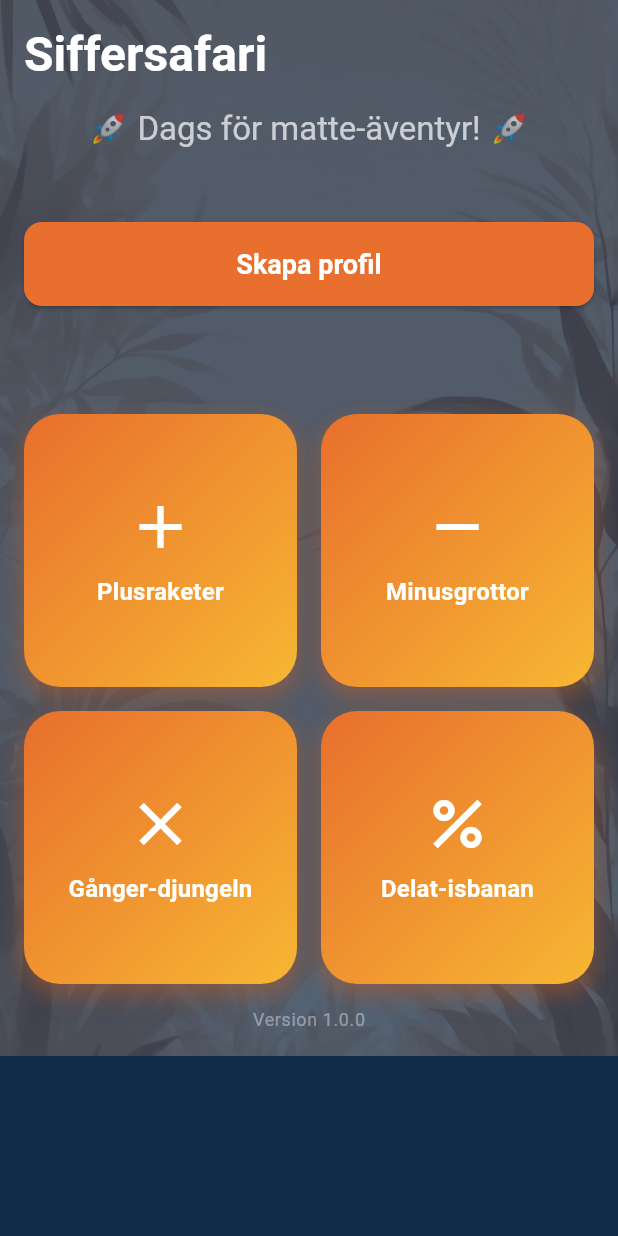
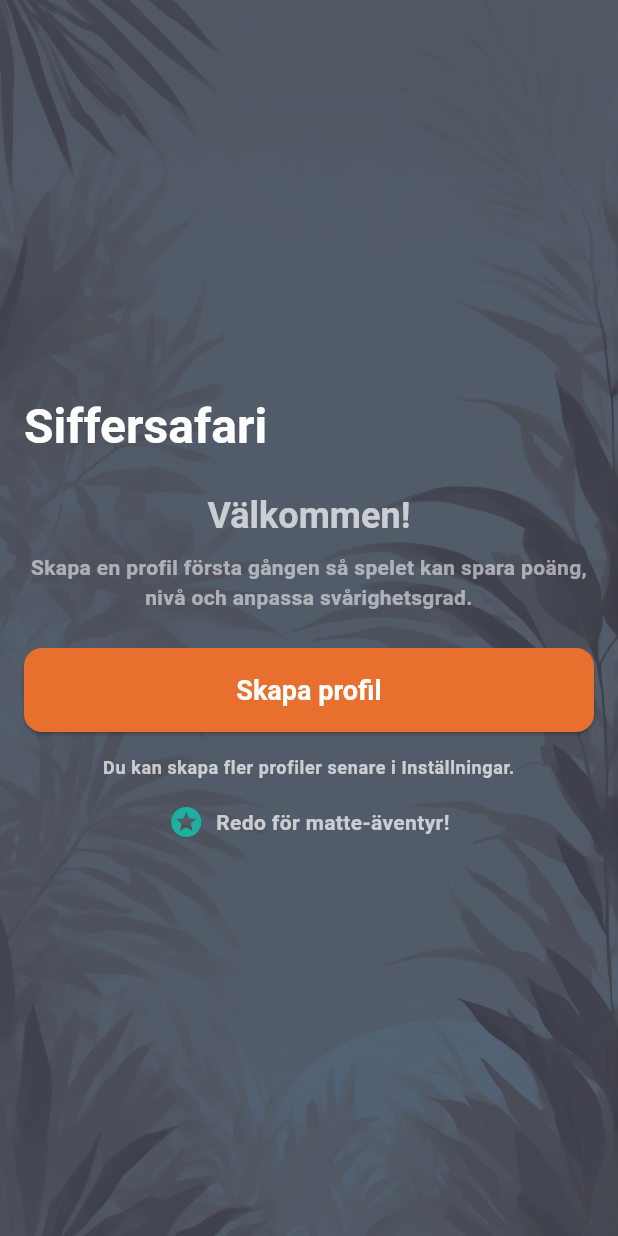
Before and after one commit to Mahinika/Siffersafari, a Flutter app: the screen it shows after launch, on a phone screen of 412 x 824 dp. Run offline on Flutter 3.47's test engine with Material 3 defaults, Android fonts, the light colour scheme and no system bars; our stand-ins replace audioplayers, equatable, flutter_riverpod, flutter_screenutil, get_it, hive and 2 more; accounts and stored records are empty; generated files the repository leaves out were written again.

Commit message:
fix: first-run setup + prevent onboarding loop

```diff
--- a/lib/presentation/screens/app_entry_screen.dart
+++ b/lib/presentation/screens/app_entry_screen.dart
@@ -5,6 +5,7 @@ import '../../core/constants/app_constants.dart';
 import '../../core/providers/app_theme_provider.dart';
 import '../../core/providers/user_provider.dart';
 import '../widgets/themed_background_scaffold.dart';
+import 'first_run_setup_screen.dart';
 import 'home_screen.dart';
 import 'profile_picker_screen.dart';
 
@@ -84,6 +85,11 @@ class _AppEntryScreenState extends ConsumerState<AppEntryScreen> {
       );
     }
 
+    // First run: if there are no profiles, guide the user through setup.
+    if (allUsers.isEmpty) {
+      return const FirstRunSetupScreen();
+    }
+
     // Child-first flow: when multiple profiles exist, always let the child pick.
     if (allUsers.length > 1) {
       return const ProfilePickerScreen();
--- /dev/null
+++ b/lib/presentation/screens/first_run_setup_screen.dart
@@ -0,0 +1,106 @@
+import 'package:flutter/material.dart';
+import 'package:flutter_riverpod/flutter_riverpod.dart';
+
+import '../../core/constants/app_constants.dart';
+import '../../core/providers/app_theme_provider.dart';
+import '../../core/providers/user_provider.dart';
+import '../dialogs/create_user_dialog.dart';
+import '../widgets/themed_background_scaffold.dart';
+
+class FirstRunSetupScreen extends ConsumerWidget {
+  const FirstRunSetupScreen({super.key});
+
+  @override
+  Widget build(BuildContext context, WidgetRef ref) {
+    final scheme = Theme.of(context).colorScheme;
+    final onPrimary = scheme.onPrimary;
+    final mutedOnPrimary = onPrimary.withValues(alpha: 0.70);
+    final subtleOnPrimary = onPrimary.withValues(alpha: 0.54);
+
+    final themeCfg = ref.watch(appThemeConfigProvider);
+
+    return ThemedBackgroundScaffold(
+      padding: const EdgeInsets.all(AppConstants.defaultPadding),
+      body: Center(
+        child: ConstrainedBox(
+          constraints: const BoxConstraints(maxWidth: 520),
+          child: Column(
+            mainAxisSize: MainAxisSize.min,
+            crossAxisAlignment: CrossAxisAlignment.stretch,
+            children: [
+              Row(
+                children: [
+                  Expanded(
+                    child: Text(
+                      AppConstants.appName,
+                      style: Theme.of(context).textTheme.headlineLarge?.copyWith(
+                            color: onPrimary,
+                            fontWeight: FontWeight.bold,
+                          ),
+                    ),
+                  ),
+                ],
+              ),
+              const SizedBox(height: AppConstants.largePadding),
+              Text(
+                'Välkommen!',
+                style: Theme.of(context).textTheme.headlineSmall?.copyWith(
+                      color: mutedOnPrimary,
+                      fontWeight: FontWeight.bold,
+                    ),
+                textAlign: TextAlign.center,
+              ),
+              const SizedBox(height: AppConstants.smallPadding),
+              Text(
+                'Skapa en profil första gången så spelet kan spara poäng, nivå och anpassa svårighetsgrad.',
+                style: Theme.of(context).textTheme.bodyMedium?.copyWith(
+                      color: subtleOnPrimary,
+                      fontWeight: FontWeight.w600,
+                    ),
+                textAlign: TextAlign.center,
+              ),
+              const SizedBox(height: AppConstants.largePadding),
+              ElevatedButton(
+                onPressed: () async {
+                  await showCreateUserDialog(context: context, ref: ref);
+                  if (!context.mounted) return;
+
+                  // Stay on the AppEntryScreen route and let it rebuild into
+                  // Home/ProfilePicker once a user exists.
+                  await ref.read(userProvider.notifier).loadUsers();
+                },
+                child: const Text('Skapa profil'),
+              ),
+              const SizedBox(height: AppConstants.defaultPadding),
+              Text(
+                'Du kan skapa fler profiler senare i Inställningar.',
+                style: Theme.of(context).textTheme.bodySmall?.copyWith(
+                      color: mutedOnPrimary,
+                      fontWeight: FontWeight.w600,
+                    ),
+                textAlign: TextAlign.center,
+              ),
+              const SizedBox(height: AppConstants.defaultPadding),
+              Wrap(
+                alignment: WrapAlignment.center,
+                crossAxisAlignment: WrapCrossAlignment.center,
+                spacing: AppConstants.smallPadding,
+                children: [
+                  Icon(Icons.stars, color: themeCfg.accentColor),
+                  Text(
+                    'Redo för matte-äventyr!',
+                    style: Theme.of(context).textTheme.bodyMedium?.copyWith(
+                          color: mutedOnPrimary,
+                          fontWeight: FontWeight.bold,
+                        ),
+                    textAlign: TextAlign.center,
+                  ),
+                ],
+              ),
+            ],
+          ),
+        ),
+      ),
+    );
+  }
+}
--- a/lib/presentation/screens/home_screen.dart
+++ b/lib/presentation/screens/home_screen.dart
@@ -33,6 +33,7 @@ class HomeScreen extends ConsumerStatefulWidget {
 class _HomeScreenState extends ConsumerState<HomeScreen> {
   String? _loadedAllowedOpsForUserId;
   String? _checkedOnboardingForUserId;
+  bool _onboardingPushInFlight = false;
 
   static String _onboardingDoneKey(String userId) => 'onboarding_done_$userId';
 
@@ -148,36 +149,44 @@ class _HomeScreenState extends ConsumerState<HomeScreen> {
     final faintOnPrimary = onPrimary.withValues(alpha: 0.38);
 
     if (user != null && _loadedAllowedOpsForUserId != user.userId) {
+      // Mark as scheduled immediately to avoid multiple callbacks being queued
+      // during rapid rebuilds.
+      _loadedAllowedOpsForUserId = user.userId;
       WidgetsBinding.instance.addPostFrameCallback((_) {
         if (!mounted) return;
         ref
             .read(parentSettingsProvider.notifier)
             .loadAllowedOperations(user.userId);
-        setState(() {
-          _loadedAllowedOpsForUserId = user.userId;
-        });
       });
     }
 
     if (user != null && _checkedOnboardingForUserId != user.userId) {
+      // Mark as scheduled immediately to avoid pushing onboarding twice.
+      _checkedOnboardingForUserId = user.userId;
       WidgetsBinding.instance.addPostFrameCallback((_) async {
         if (!mounted) return;
 
+        // Avoid stacking onboarding routes (can happen if Home is recreated
+        // while an onboarding route is already on top).
+        if (_onboardingPushInFlight || OnboardingScreen.isActive) return;
+
         final navigator = Navigator.of(context);
-        setState(() {
-          _checkedOnboardingForUserId = user.userId;
-        });
 
         final repo = getIt<LocalStorageRepository>();
         final done = await repo.getSetting(_onboardingDoneKey(user.userId));
         if (!mounted) return;
 
         if (done != true) {
-          await navigator.push(
-            MaterialPageRoute(
-              builder: (_) => OnboardingScreen(userId: user.userId),
-            ),
-          );
+          _onboardingPushInFlight = true;
+          try {
+            await navigator.push(
+              MaterialPageRoute(
+                builder: (_) => OnboardingScreen(userId: user.userId),
+              ),
+            );
+          } finally {
+            _onboardingPushInFlight = false;
+          }
         }
       });
     }
--- a/lib/presentation/screens/onboarding_screen.dart
+++ b/lib/presentation/screens/onboarding_screen.dart
@@ -16,6 +16,9 @@ class OnboardingScreen extends ConsumerStatefulWidget {
   });
 
   final String userId;
+
+  static int _activeCount = 0;
+  static bool get isActive => _activeCount > 0;
 
   @override
   ConsumerState<OnboardingScreen> createState() => _OnboardingScreenState();
@@ -41,6 +44,8 @@ class _OnboardingScreenState extends ConsumerState<OnboardingScreen> {
   @override
   void initState() {
     super.initState();
+
+    OnboardingScreen._activeCount++;
 
     // Load persisted onboarding-related settings for this user.
     WidgetsBinding.instance.addPostFrameCallback((_) {
@@ -88,6 +93,8 @@ class _OnboardingScreenState extends ConsumerState<OnboardingScreen> {
 
   @override
   void dispose() {
+    OnboardingScreen._activeCount =
+        OnboardingScreen._activeCount > 0 ? OnboardingScreen._activeCount - 1 : 0;
     _controller.dispose();
     super.dispose();
   }
```
